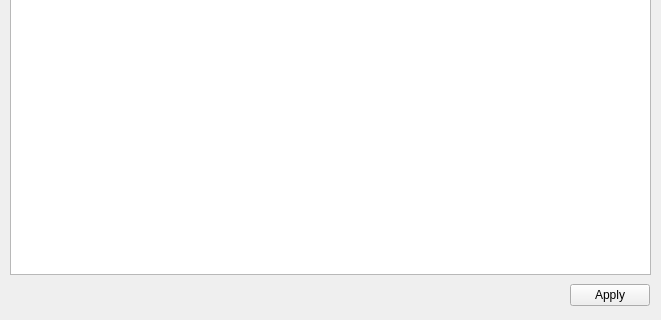
Qt form window.ui (bleck9999/frii-config) before a commit; both pictures show x 0 to 661 and y 206 to 526 of the 661 by 526 pixel window.
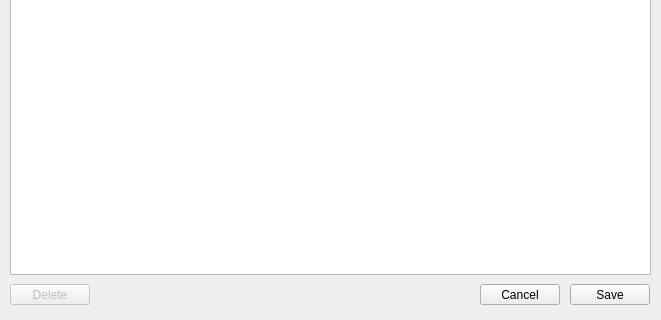
The same form after that commit.

Commit message: allow removing entries

Patch:
```diff
--- a/window.ui
+++ b/window.ui
@@ -74,11 +74,11 @@
      <x>570</x>
      <y>490</y>
      <width>80</width>
-     <height>22</height>
+     <height>21</height>
     </rect>
    </property>
    <property name="text">
-    <string>Apply</string>
+    <string>Save</string>
    </property>
   </widget>
   <widget class="QTableWidget" name="table">
@@ -116,6 +116,35 @@
    <column/>
    <column/>
   </widget>
+  <widget class="QPushButton" name="delentry">
+   <property name="enabled">
+    <bool>false</bool>
+   </property>
+   <property name="geometry">
+    <rect>
+     <x>10</x>
+     <y>490</y>
+     <width>80</width>
+     <height>21</height>
+    </rect>
+   </property>
+   <property name="text">
+    <string>Delete</string>
+   </property>
+  </widget>
+  <widget class="QPushButton" name="cancel">
+   <property name="geometry">
+    <rect>
+     <x>480</x>
+     <y>490</y>
+     <width>80</width>
+     <height>21</height>
+    </rect>
+   </property>
+   <property name="text">
+    <string>Cancel</string>
+   </property>
+  </widget>
  </widget>
  <resources/>
  <connections/>
```
Left out of the diff: 17 changed lines with no effect on the pictures. The commit also changes 2 other files.
